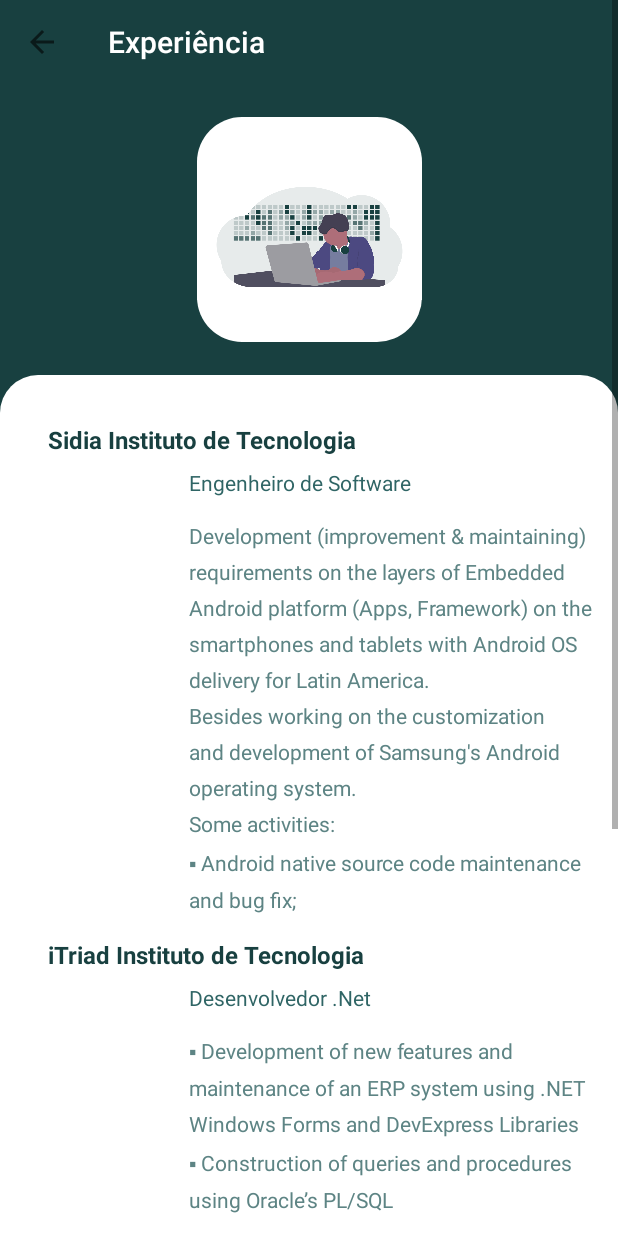
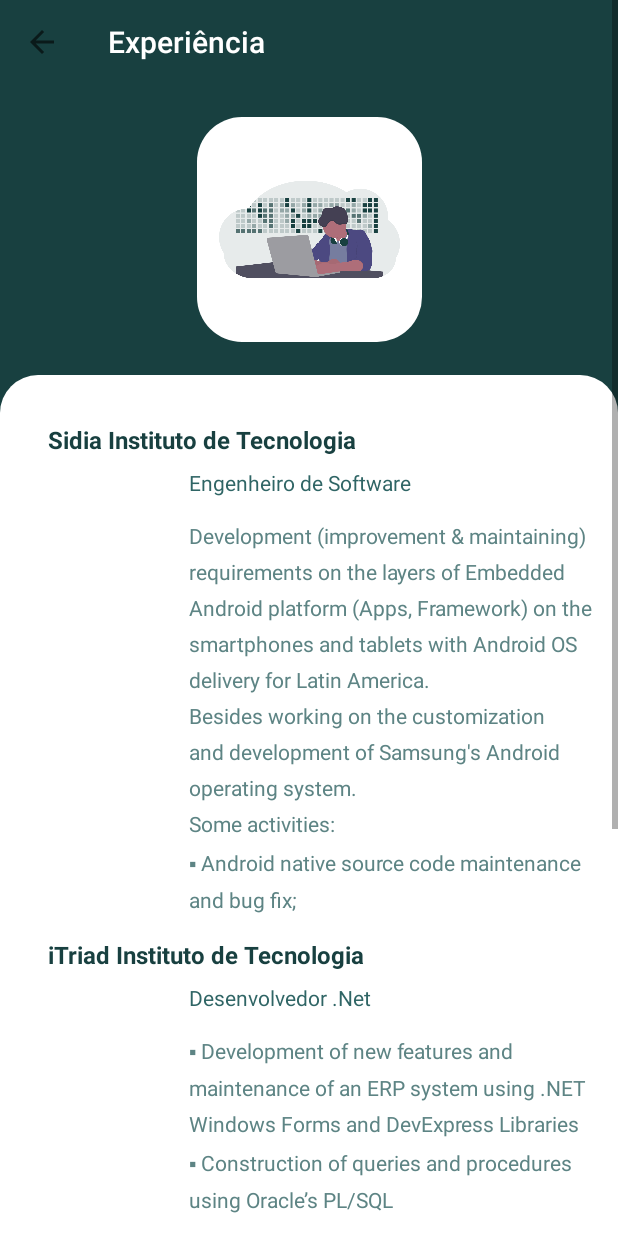
Before and after one commit to dijoncavalcante/about-me, an Android app: the ExperienceActivity screen opened directly, with no data from a screen before it, on a phone screen of 412 x 824 dp. Run offline under Robolectric (Android 15) with nearby library versions, the phone set to English and light mode, and no system bars; Roboto replaces fonts that are not available here; 4 statements that could not run were skipped.

Commit message:
chore: Add style to imageView on the top all layouts, now the manutention is better

```diff
--- a/app/src/main/res/layout/activity_experience.xml
+++ b/app/src/main/res/layout/activity_experience.xml
@@ -16,15 +16,9 @@
             layout="@layout/include_toolbar" />
 
         <ImageView
+            style="@style/ImageViewTop"
             android:id="@+id/iv_experience"
-            android:layout_width="150dp"
-            android:layout_height="150dp"
-            android:adjustViewBounds="true"
-            android:background="@drawable/bg_square_radius_container"
             android:contentDescription="@string/experience"
-            android:foregroundGravity="center_horizontal"
-            android:paddingTop="10dp"
-            android:scaleType="fitCenter"
             android:src="@drawable/ic_experience"
             app:layout_constraintBottom_toTopOf="@id/constraintLayoutExperience"
             app:layout_constraintEnd_toEndOf="parent"
--- a/app/src/main/res/layout/fragment_home.xml
+++ b/app/src/main/res/layout/fragment_home.xml
@@ -82,7 +82,7 @@
         android:layout_width="wrap_content"
         android:layout_height="wrap_content"
         android:layout_below="@id/carViewAbout"
-        android:layout_marginTop="16dp"
+        android:layout_marginTop="22dp"
         android:layout_marginRight="20dp"
         android:clickable="true"
         app:cardCornerRadius="30dp">
@@ -120,7 +120,7 @@
         android:layout_height="wrap_content"
         android:layout_below="@id/carViewBackground"
         android:layout_marginLeft="20dp"
-        android:layout_marginTop="16dp"
+        android:layout_marginTop="22dp"
         android:layout_toRightOf="@id/carViewExperience"
         app:cardCornerRadius="30dp">
 
--- a/app/src/main/res/values/themes.xml
+++ b/app/src/main/res/values/themes.xml
@@ -74,5 +74,19 @@
         <item name="android:background">@color/app_primary_green_3</item>
     </style>
 
+    <style name="ImageViewTop" parent="">
+        <item name="android:layout_width">150dp</item>
+        <item name="android:layout_height">150dp</item>
+        <item name="android:adjustViewBounds">true</item>
+        <item name="android:padding">5dp</item>
+        <item name="android:background">@drawable/bg_square_radius_container</item>
+        <item name="android:foregroundGravity">center_horizontal</item>
+        <item name="android:paddingStart">2dp</item>
+        <item name="android:paddingTop">10dp</item>
+        <item name="android:paddingEnd">2dp</item>
+        <item name="android:paddingBottom">12dp</item>
+        <item name="android:scaleType">fitCenter</item>
+    </style>
+
 
 </resources>
```
Also changed, not shown: app/src/main/res/layout/activity_about_me.xml (+1 -10 lines), app/src/main/res/layout/activity_degree.xml (+1 -10 lines), app/src/main/res/layout/activity_find_me.xml (+1 -10 lines).
